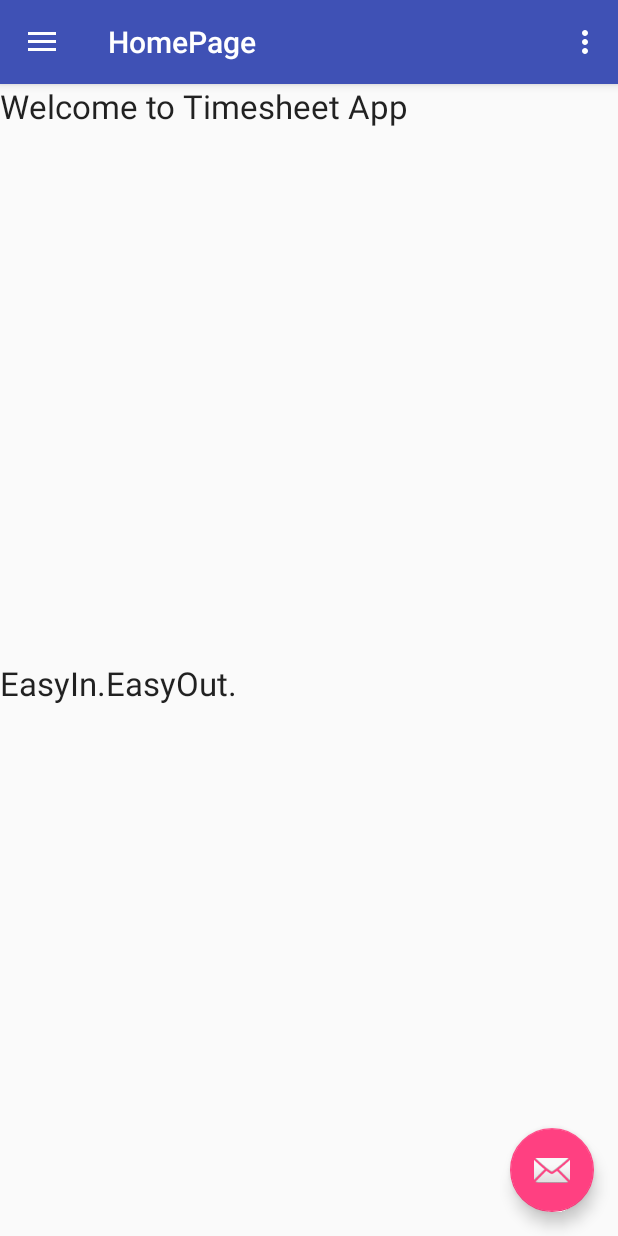
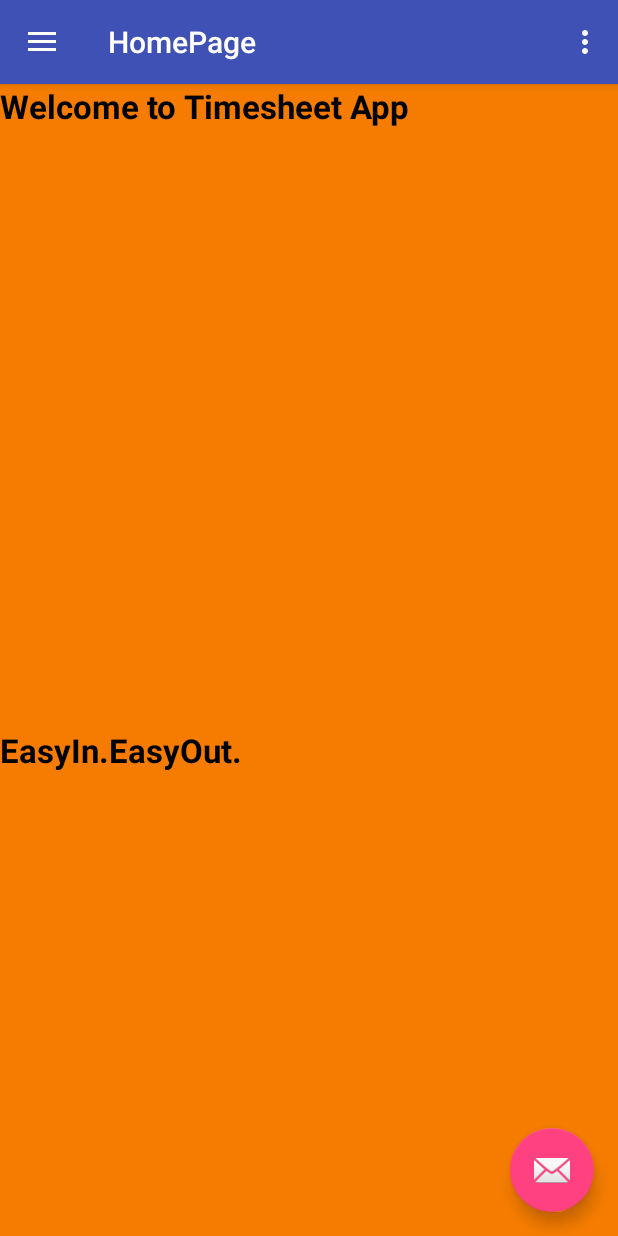
Before and after one commit to CodeTribeAcademy2016/TimeSheet, an Android app: the InternHomePage screen opened directly, with no data from a screen before it, on a phone screen of 412 x 824 dp. Run offline under Robolectric (Android 15) with nearby library versions, the phone set to English and light mode, and no system bars.

Commit message:
welcome page for TimeSheet App.

```diff
--- a/app/src/main/res/layout/content_main.xml
+++ b/app/src/main/res/layout/content_main.xml
@@ -4,6 +4,7 @@
     xmlns:tools="http://schemas.android.com/tools"
     android:layout_width="match_parent"
     android:layout_height="match_parent"
+    android:background="#F57C00"
     android:orientation="vertical"
     app:layout_behavior="@string/appbar_scrolling_view_behavior"
     tools:context=".InternHomePage"
@@ -12,13 +13,20 @@
  <TextView
     android:text="Welcome to Timesheet App"
     android:layout_width="match_parent"
+     android:textColor="#F000"
+     android:textStyle="bold"
     android:layout_height="wrap_content"
     android:textAppearance="?android:attr/textAppearanceLarge" />
 
 
+
+
+
     <TextView
         android:text="EasyIn.EasyOut."
-        android:layout_marginTop="355sp"
+        android:layout_marginTop="400sp"
+        android:textColor="#F000"
+        android:textStyle="bold"
         android:layout_width="wrap_content"
         android:layout_height="wrap_content"
         android:textAppearance="?android:attr/textAppearanceLarge"/>
```
